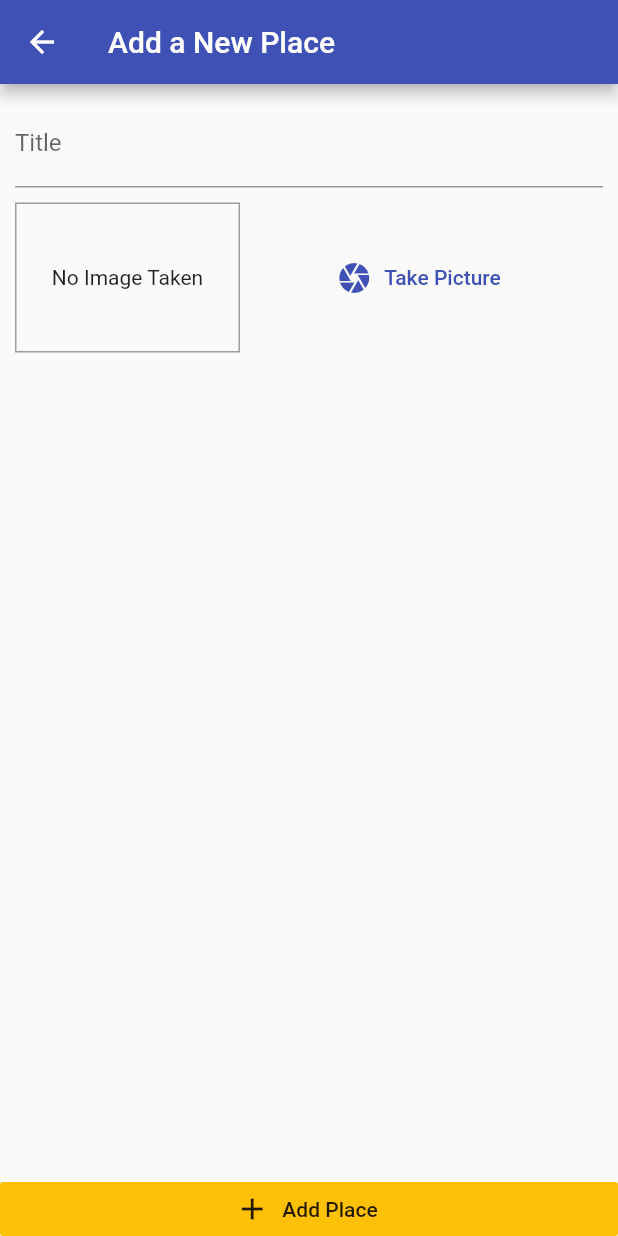
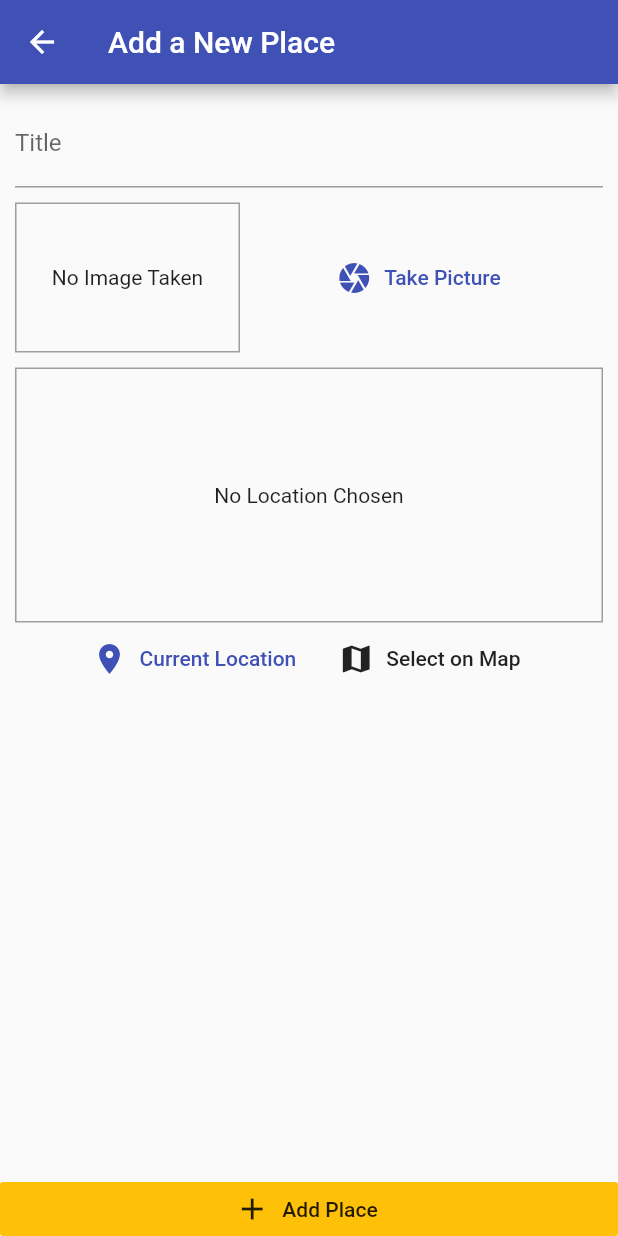
Before and after one commit to emralyilmaz/maxi_app5_2-great_places_app, a Flutter app: the AddPlaceScreen screen opened by its route, on a phone screen of 412 x 824 dp. Run offline on Flutter 3.47's test engine with Material 2 defaults, Android fonts, the phone set to English and light mode, and no system bars; our stand-ins replace image_picker, sqflite; accounts and stored records are empty.

Commit message:
299. Adding a Location Input & The 'location' Package

```diff
--- a/lib/screens/add_place_screen.dart
+++ b/lib/screens/add_place_screen.dart
@@ -3,6 +3,7 @@ import 'dart:io';
 import 'package:flutter/material.dart';
 import 'package:maxi_app5_2_great_places_app/providers/great_places.dart';
 import 'package:maxi_app5_2_great_places_app/widgets/image_input.dart';
+import 'package:maxi_app5_2_great_places_app/widgets/location_input.dart';
 import 'package:provider/provider.dart';
 
 class AddPlaceScreen extends StatefulWidget {
@@ -52,6 +53,10 @@ class _AddPlaceScreenState extends State<AddPlaceScreen> {
                     height: 10,
                   ),
                   ImageInput(_selectImage),
+                  SizedBox(
+                    height: 10,
+                  ),
+                  LocationInput()
                 ],
               ),
             ),
--- /dev/null
+++ b/lib/widgets/location_input.dart
@@ -0,0 +1,50 @@
+import 'package:flutter/material.dart';
+
+class LocationInput extends StatefulWidget {
+  @override
+  _LocationInputState createState() => _LocationInputState();
+}
+
+class _LocationInputState extends State<LocationInput> {
+  String _previewImageUrl;
+
+  @override
+  Widget build(BuildContext context) {
+    return Column(
+      children: [
+        Container(
+          height: 170,
+          width: double.infinity,
+          alignment: Alignment.center,
+          decoration:
+              BoxDecoration(border: Border.all(width: 1, color: Colors.grey)),
+          child: _previewImageUrl == null
+              ? Text(
+                  "No Location Chosen",
+                  textAlign: TextAlign.center,
+                )
+              : Image.network(
+                  _previewImageUrl,
+                  fit: BoxFit.cover,
+                  width: double.infinity,
+                ),
+        ),
+        Row(
+          mainAxisAlignment: MainAxisAlignment.center,
+          children: [
+            FlatButton.icon(
+              onPressed: () {},
+              icon: Icon(Icons.location_on),
+              label: Text("Current Location"),
+              textColor: Theme.of(context).primaryColor,
+            ),
+            FlatButton.icon(
+                onPressed: () {},
+                icon: Icon(Icons.map),
+                label: Text("Select on Map")),
+          ],
+        )
+      ],
+    );
+  }
+}
--- a/pubspec.yaml
+++ b/pubspec.yaml
@@ -28,6 +28,7 @@ dependencies:
   path_provider: ^1.6.24
   path: ^1.7.0
   sqflite: ^1.3.2+1
+  location: ^3.1.0
 
 
   # The following adds the Cupertino Icons font to your application.
```
Also changed, not shown: pubspec.lock, 2 other files.
